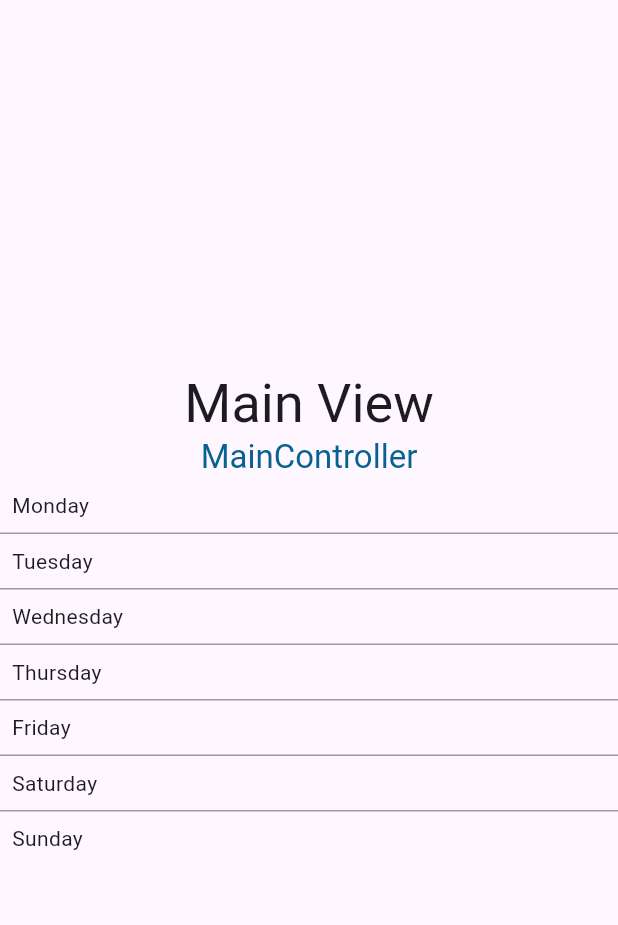
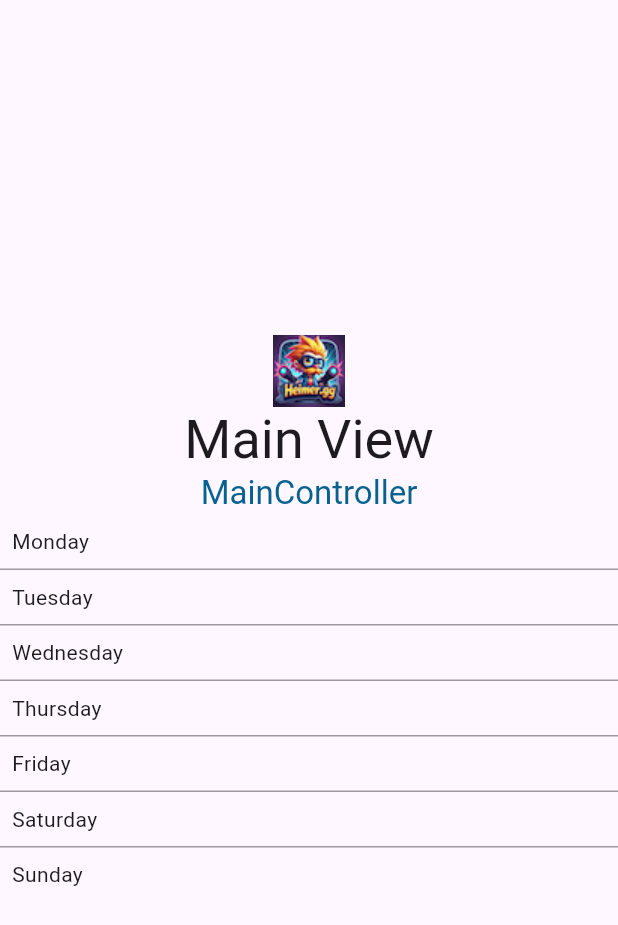
Before and after one commit to SeaRoth/flutter_getx_template, a Flutter app: the MainView screen opened by its route, on a phone screen of 412 x 824 dp. Shown: the top 925 px of the screen. Run offline on Flutter 3.47's test engine with Material 3 defaults, Android fonts, the phone set to English and light mode, and no system bars; drawn by our look-alikes of auto_size_text; our stand-ins replace get, get_it, get_storage, shared_preferences; missing offline and left inert: chip_list; accounts and stored records are empty.

```diff
--- a/lib/app/helpers/chip_list/chip_list_view.dart
+++ b/lib/app/helpers/chip_list/chip_list_view.dart
@@ -8,13 +8,14 @@ class ChipListView extends GetView<ChipListController> {
   final List<String> chipNames;
   final Function callback;
   final bool multiSelect;
+
   //final RxList<int> controller.selectedMatchQueueIds = <int>[0].obs;
 
   const ChipListView({super.key, required this.multiSelect, required this.preferenceKey, required this.chipNames, required this.callback});
 
   @override
   ChipListController get controller => Get.put(
-        ChipListController(preferenceKey: preferenceKey),
+        ChipListController(preferenceKey: preferenceKey, multiSelect: multiSelect),
         tag: preferenceKey,
       );
 
--- a/lib/app/modules/main/views/main_view.dart
+++ b/lib/app/modules/main/views/main_view.dart
@@ -16,6 +16,14 @@ class MainView extends GetWidget<MainController> {
         child: Column(
           mainAxisSize: MainAxisSize.min,
           children: [
+            Center(
+              child: Image(
+                image: AssetImage("assets/icon_small.png"),
+                color: null,
+                fit: BoxFit.scaleDown,
+                alignment: Alignment.center,
+              )
+            ),
             AutoSizeText(
               'Main View',
               maxLines: 1,
--- a/lib/app/routes/app_pages.dart
+++ b/lib/app/routes/app_pages.dart
@@ -8,6 +8,7 @@ import 'package:flutter_getx_template/app/modules/main/views/main_view.dart';
 import 'package:flutter_getx_template/app/modules/settings/bindings/settings_binding.dart';
 import 'package:flutter_getx_template/app/modules/settings/views/settings_view.dart';
 import 'package:get/get.dart';
+import 'package:get/get_navigation/src/routes/transitions_type.dart';
 
 import '../modules/root/bindings/root_binding.dart';
 import '../modules/root/views/root_view.dart';
@@ -36,17 +37,12 @@ class AppPages {
           ],
           title: null,
           children: [
-            GetPage(
-                name: _Paths.pathMain,
-                page: () => const MainView(),
-                title: 'Ranked View',
-                preventDuplicates: true,
-                binding: MainBinding()),
+            GetPage(name: _Paths.pathMain, page: () => const MainView(), title: 'Home', preventDuplicates: true, binding: MainBinding()),
             GetPage(
                 middlewares: [],
                 name: _Paths.pathDetails,
                 page: () => const DetailsView(),
-                title: 'Summoner List View',
+                title: 'Details',
                 preventDuplicates: true,
                 transition: Transition.size,
                 binding: DetailsBinding()),
--- a/pubspec.yaml
+++ b/pubspec.yaml
@@ -28,4 +28,4 @@ dev_dependencies:
 flutter:
   uses-material-design: true
   assets:
-    - assets/error.png
+    - assets/
```
Also changed, not shown: lib/app/helpers/chip_list/chip_list_controller.dart (+7 -2 lines), lib/app/helpers/shared_pref_manager.dart (+0 -7 lines), lib/app/modules/home/views/home_view.dart (+67 -22 lines), lib/app/modules/home/views/my_custom_bottom_nav_bar.dart (added, +92 -0 lines), assets/heimer_gg_jpg.jpg (added), assets/icon.png (added), assets/icon_small.png (added), 1 other file.
